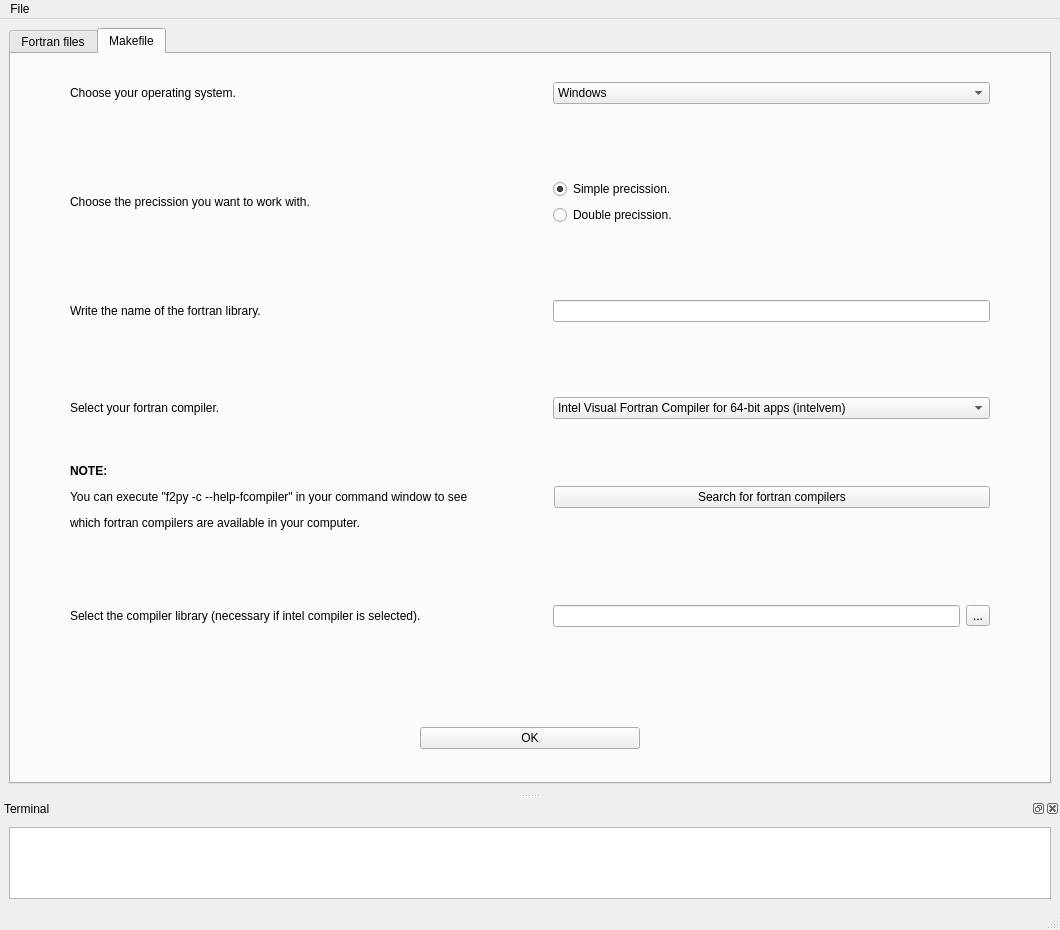
mramagu/Fortran-to-Python-Wrapper, file fparser_GUI/GUI.ui: the form before one commit.
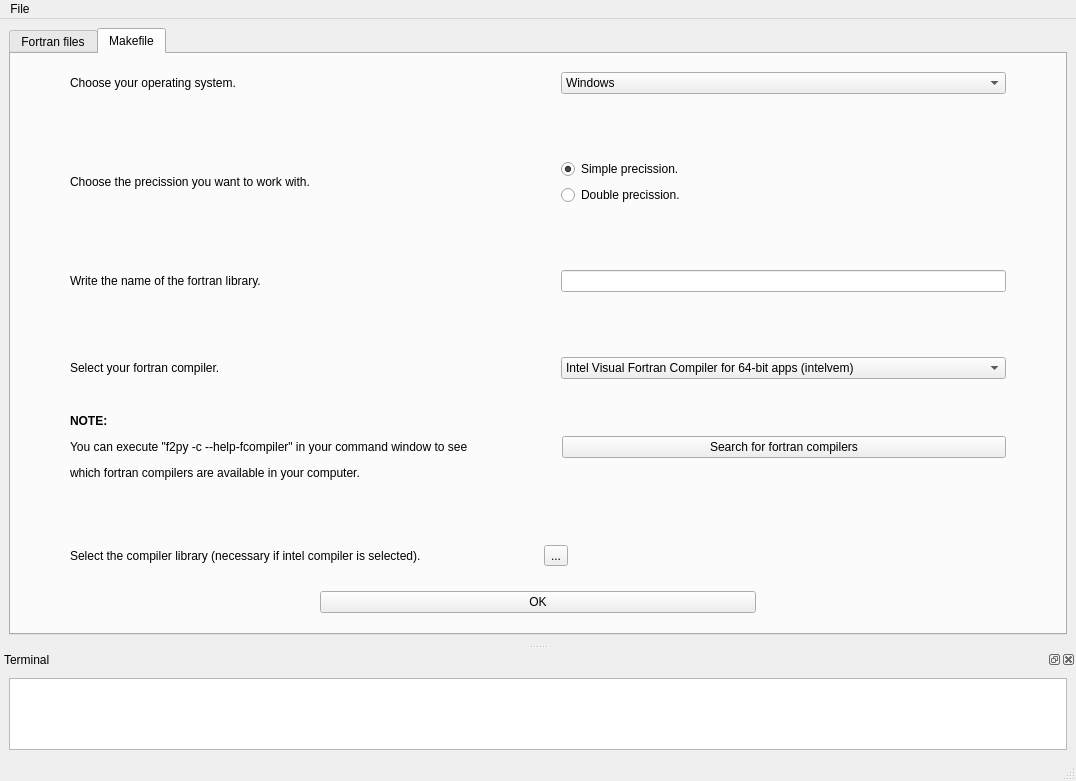
The form after the commit. The open tabs and pages were chosen to show the change.

Diff of the .ui file:
```diff
--- a/fparser_GUI/GUI.ui
+++ b/fparser_GUI/GUI.ui
@@ -6,8 +6,8 @@
    <rect>
     <x>0</x>
     <y>0</y>
-    <width>1060</width>
-    <height>930</height>
+    <width>1076</width>
+    <height>781</height>
    </rect>
   </property>
   <property name="windowTitle">
@@ -627,20 +627,48 @@
             </item>
            </layout>
           </item>
+          <item>
+           <spacer name="horizontalSpacer_2">
+            <property name="orientation">
+             <enum>Qt::Horizontal</enum>
+            </property>
+            <property name="sizeType">
+             <enum>QSizePolicy::Expanding</enum>
+            </property>
+            <property name="sizeHint" stdset="0">
+             <size>
+              <width>40</width>
+              <height>20</height>
+             </size>
+            </property>
+           </spacer>
+          </item>
           <item>
            <layout class="QHBoxLayout" name="horizontalLayout_11">
+            <property name="sizeConstraint">
+             <enum>QLayout::SetDefaultConstraint</enum>
+            </property>
             <property name="leftMargin">
              <number>20</number>
             </property>
+            <property name="rightMargin">
+             <number>400</number>
+            </property>
             <item>
-             <widget class="QLineEdit" name="lineEdit_lib">
-              <property name="sizePolicy">
-               <sizepolicy hsizetype="Ignored" vsizetype="Fixed">
-                <horstretch>0</horstretch>
-                <verstretch>0</verstretch>
-               </sizepolicy>
+             <spacer name="horizontalSpacer_3">
+              <property name="orientation">
+               <enum>Qt::Horizontal</enum>
               </property>
-             </widget>
+              <property name="sizeType">
+               <enum>QSizePolicy::Fixed</enum>
+              </property>
+              <property name="sizeHint" stdset="0">
+               <size>
+                <width>60</width>
+                <height>20</height>
+               </size>
+              </property>
+             </spacer>
             </item>
             <item>
              <widget class="QToolButton" name="toolButton_lib">
@@ -654,6 +682,19 @@
             </item>
            </layout>
           </item>
+          <item>
+           <spacer name="horizontalSpacer">
+            <property name="orientation">
+             <enum>Qt::Horizontal</enum>
+            </property>
+            <property name="sizeHint" stdset="0">
+             <size>
+              <width>40</width>
+              <height>20</height>
+             </size>
+            </property>
+           </spacer>
+          </item>
          </layout>
         </item>
         <item>
@@ -667,7 +708,7 @@
           <property name="sizeHint" stdset="0">
            <size>
             <width>20</width>
-            <height>75</height>
+            <height>10</height>
            </size>
           </property>
          </spacer>
@@ -675,10 +716,10 @@
         <item>
          <layout class="QHBoxLayout" name="horizontalLayout_7">
           <property name="leftMargin">
-           <number>400</number>
+           <number>300</number>
           </property>
           <property name="rightMargin">
-           <number>400</number>
+           <number>300</number>
           </property>
           <item>
            <widget class="QPushButton" name="pushButton_makeOK">
@@ -703,8 +744,8 @@
     <rect>
      <x>0</x>
      <y>0</y>
-     <width>1060</width>
-     <height>26</height>
+     <width>1076</width>
+     <height>20</height>
     </rect>
    </property>
    <widget class="QMenu" name="menuFile">
@@ -763,6 +804,9 @@
          <height>0</height>
         </size>
        </property>
+       <property name="verticalScrollBarPolicy">
+        <enum>Qt::ScrollBarAsNeeded</enum>
+       </property>
        <property name="sizeAdjustPolicy">
         <enum>QAbstractScrollArea::AdjustToContents</enum>
        </property>
```
